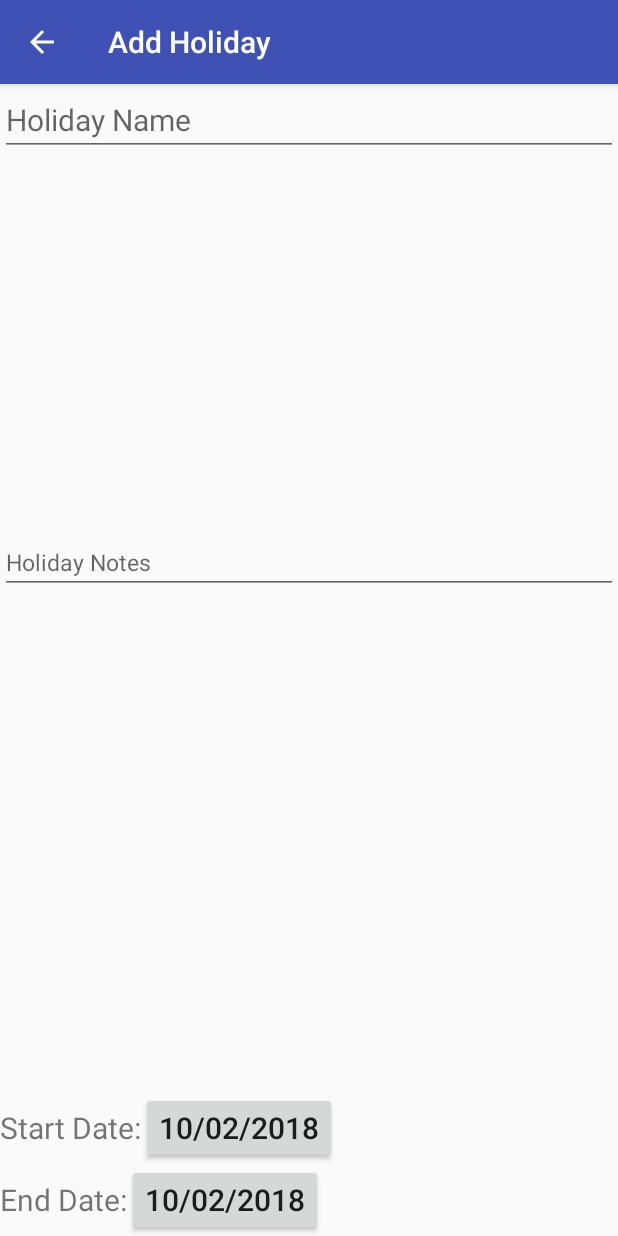
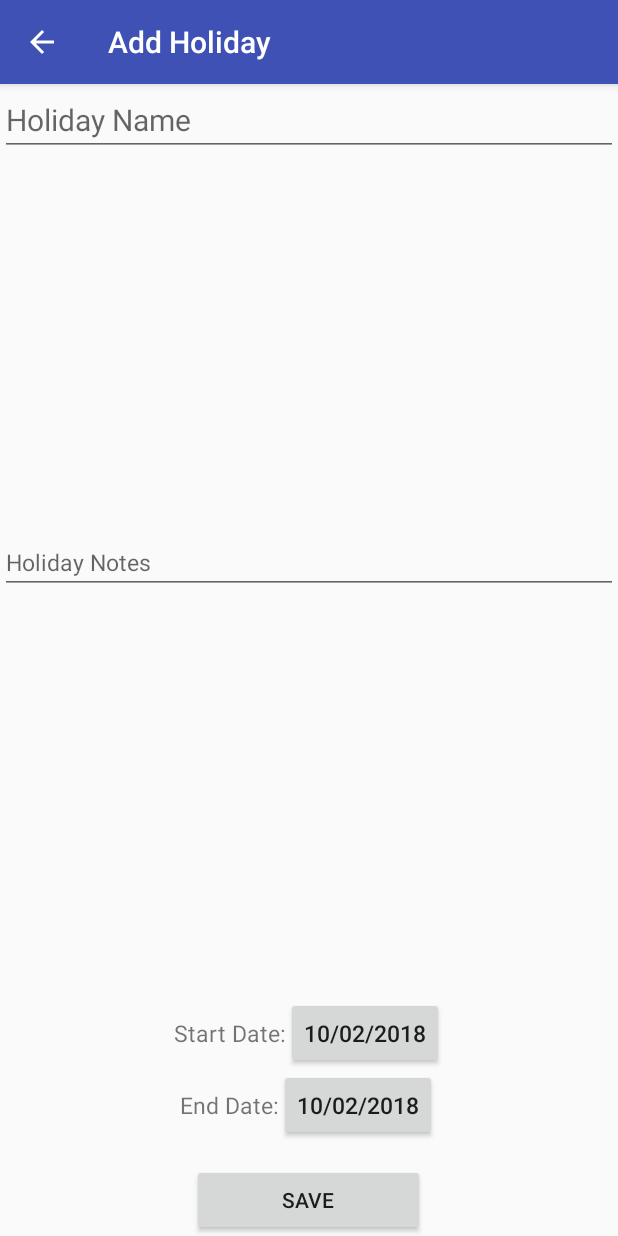
Before and after one commit to mikecon94/TravelJournal, an Android app: the screen it shows after launch (MainActivity), after a tap on an icon or button, on a phone screen of 412 x 824 dp. Run offline under Robolectric (Android 15) with nearby library versions, the light colour scheme and no system bars; our stand-ins replace Room's generated code.

Commit message:
Save holiday in Database! :)

```diff
--- a/app/src/main/res/layout/fragment_new_holiday.xml
+++ b/app/src/main/res/layout/fragment_new_holiday.xml
@@ -6,6 +6,7 @@
     tools:context="com.mikepconroy.traveljournal.fragments.holidays.HolidayDetailsFragment">
 
     <EditText
+        android:id="@+id/holiday_title"
         android:layout_width="match_parent"
         android:layout_height="wrap_content"
         android:textSize="20sp"
@@ -14,7 +15,6 @@
     <ImageView
         android:layout_width="match_parent"
         android:layout_height="250dp"/>
-
 
     <ScrollView
         android:layout_width="match_parent"
@@ -35,43 +35,61 @@
         </LinearLayout>
     </ScrollView>
 
+
+
     <LinearLayout
         android:layout_width="match_parent"
         android:layout_height="wrap_content"
-        android:orientation="horizontal">
+        android:orientation="horizontal"
+        android:gravity="center">
         <TextView
             android:id="@+id/holiday_start_date_label"
             android:layout_width="wrap_content"
             android:layout_height="wrap_content"
-            android:textSize="20sp"
+            android:textSize="15sp"
             android:text="@string/holiday_start_date_label" />
         <Button
             android:id="@+id/holiday_start_date"
             android:layout_width="wrap_content"
             android:layout_height="wrap_content"
-            android:textSize="20sp"
+            android:textSize="15sp"
             android:text="@string/holiday_start_date" />
     </LinearLayout>
-
 
     <LinearLayout
         android:layout_width="match_parent"
         android:layout_height="wrap_content"
-        android:orientation="horizontal">
+        android:orientation="horizontal"
+        android:gravity="center">
 
         <TextView
             android:id="@+id/holiday_end_date_label"
             android:layout_width="wrap_content"
             android:layout_height="wrap_content"
-            android:textSize="20sp"
+            android:textSize="15sp"
             android:text="@string/holiday_end_date_label" />
 
         <Button
             android:id="@+id/holiday_end_date"
             android:layout_width="wrap_content"
             android:layout_height="wrap_content"
-            android:textSize="20sp"
-            android:text="@string/holiday_end_date" />
+            android:textSize="15sp"
+            android:text="@string/holiday_end_date"
+            android:layout_centerInParent="true"/>
     </LinearLayout>
 
+    <RelativeLayout android:id="@+id/RelativeLayout01"
+        android:layout_marginTop="15dp"
+        android:layout_width="match_parent"
+        android:layout_height="wrap_content"
+        xmlns:android="http://schemas.android.com/apk/res/android">
+        <Button
+            android:id="@+id/save_holiday_button"
+            android:layout_width="wrap_content"
+            android:layout_height="wrap_content"
+            android:paddingLeft="60dp"
+            android:paddingRight="60dp"
+            android:text="Save"
+            android:layout_centerInParent="true" />
+    </RelativeLayout>
 </LinearLayout>
```
Also changed, not shown: app/src/main/java/com/mikepconroy/traveljournal/fragments/holidays/NewHolidayFragment.java (+40 -2 lines).
